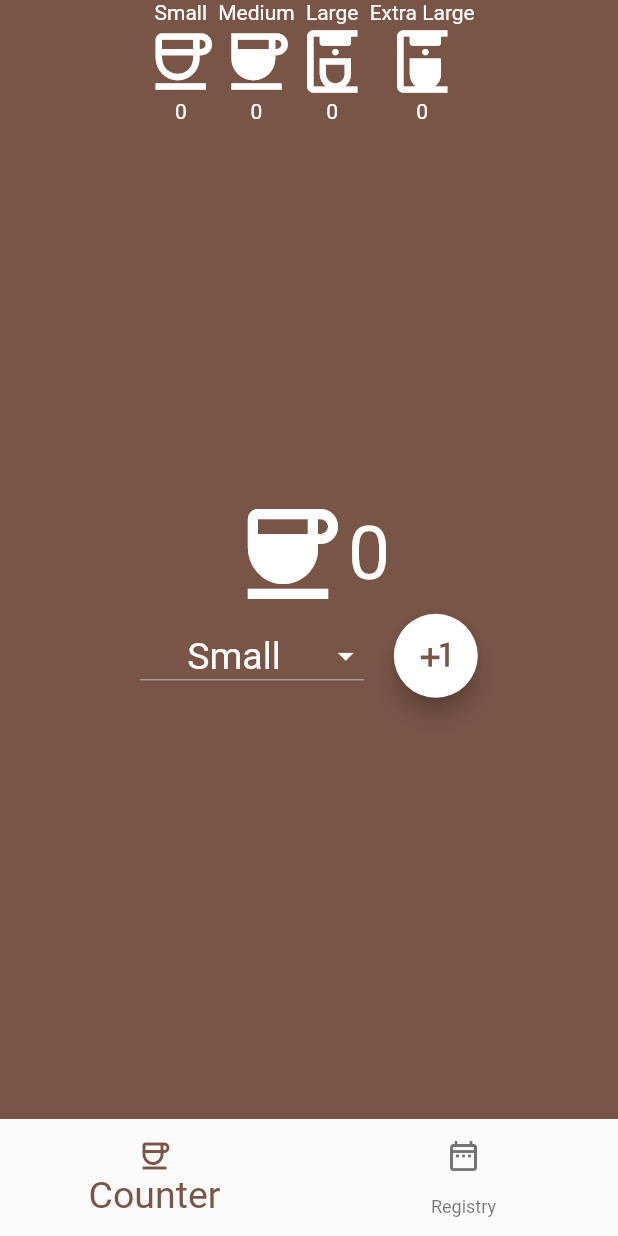
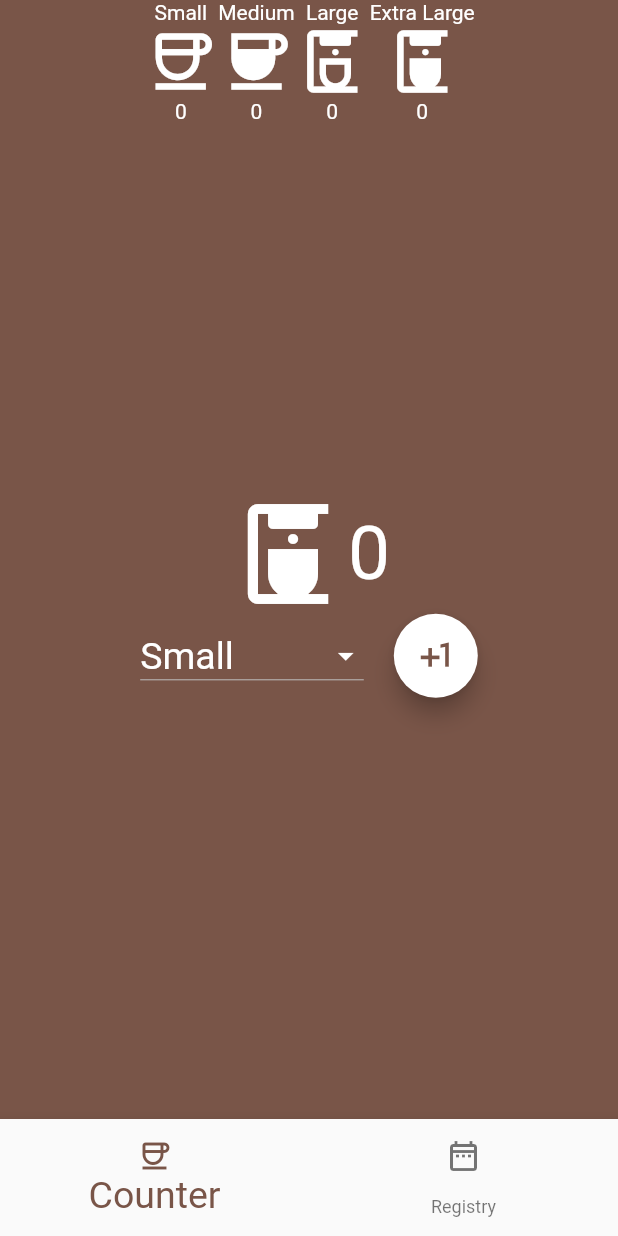
Before and after one commit to Erefor/coffees-counter-app, a Flutter app: the screen it shows after launch, on a phone screen of 412 x 824 dp. Run offline on Flutter 3.47's test engine with Material 2 defaults, Android fonts, the phone set to English and light mode, and no system bars; our stand-ins replace sqflite; accounts and stored records are empty.

Commit message:
Main icon change on select func added

```diff
--- a/lib/Pages/CounterPage.dart
+++ b/lib/Pages/CounterPage.dart
@@ -4,10 +4,11 @@ import 'package:coffe_counter_app/Utils/Utils.dart';
 import 'package:coffe_counter_app/Widgets/Widgets.dart';
 import 'package:flutter/material.dart';
 import 'package:provider/provider.dart';
+
 class CounterPage extends StatelessWidget {
   @override
   Widget build(BuildContext context) {
-    final coffeeProvider = Provider.of<CoffeesProvider>(context).coffees;
+    final coffeeProvider = Provider.of<CoffeesProvider>(context);
     return Scaffold(
       backgroundColor: Colors.brown,
       body: SafeArea(
@@ -17,12 +18,15 @@ class CounterPage extends StatelessWidget {
           children: <Widget>[
             SizedBox(width: double.infinity),
             _CoffeesPerSizeRow(),
-            SizedBox(height: MediaQuery.of(context).size.height * 0.30,),
+            SizedBox(
+              height: MediaQuery.of(context).size.height * 0.30,
+            ),
             Row(
               mainAxisAlignment: MainAxisAlignment.center,
               children: [
-                Icon(Icons.coffee,size: 80,color: Colors.white),
-                Text(coffeeProvider.length.toString(),style: TextStyle(color: Colors.white,fontSize: 50)),
+                Icon(coffeeProvider.getIcon, size: 80, color: Colors.white),
+                Text(coffeeProvider.coffees.length.toString(),
+                    style: TextStyle(color: Colors.white, fontSize: 50)),
               ],
             ),
             _CoffeeSizeButtonsRow(),
@@ -41,10 +45,26 @@ class _CoffeesPerSizeRow extends StatelessWidget {
     return Row(
       mainAxisAlignment: MainAxisAlignment.center,
       children: [
-        _CoffePerSizeCounter(counter: coffees.smallCoffees,icono: Icons.coffee_outlined,size: 'Small',),
-        _CoffePerSizeCounter(counter: coffees.mediumCoffees,icono: Icons.coffee_sharp, size: 'Medium',),
-        _CoffePerSizeCounter(counter: coffees.largeCoffees,icono: Icons.coffee_maker_outlined, size: 'Large',),
-        _CoffePerSizeCounter(counter: coffees.extraLargeCoffees,icono: Icons.coffee_maker,size: 'Extra Large',),
+        _CoffePerSizeCounter(
+          counter: coffees.smallCoffees,
+          icono: Icons.coffee_outlined,
+          size: 'Small',
+        ),
+        _CoffePerSizeCounter(
+          counter: coffees.mediumCoffees,
+          icono: Icons.coffee_sharp,
+          size: 'Medium',
+        ),
+        _CoffePerSizeCounter(
+          counter: coffees.largeCoffees,
+          icono: Icons.coffee_maker_outlined,
+          size: 'Large',
+        ),
+        _CoffePerSizeCounter(
+          counter: coffees.extraLargeCoffees,
+          icono: Icons.coffee_maker,
+          size: 'Extra Large',
+        ),
       ],
     );
   }
@@ -54,20 +74,22 @@ class _CoffePerSizeCounter extends StatelessWidget {
   final int counter;
   final IconData icono;
   final String size;
-  _CoffePerSizeCounter({this.counter = 0, this.icono = Icons.device_unknown_sharp, this.size = ''});
+  _CoffePerSizeCounter(
+      {this.counter = 0,
+      this.icono = Icons.device_unknown_sharp,
+      this.size = ''});
 
   @override
   Widget build(BuildContext context) {
     return Column(
       children: [
-        Text(this.size, style: TextStyle(color: Colors.white),),
-        Icon(icono,size: 50, color: Colors.white,),
-        Text('$counter', style: TextStyle(color: Colors.white),)
+        Text(this.size, style: TextStyle(color: Colors.white)),
+        Icon(icono, size: 50, color: Colors.white),
+        Text('$counter', style: TextStyle(color: Colors.white))
       ],
     );
   }
 }
-
 
 class _CoffeeSizeButtonsRow extends StatefulWidget {
   @override
@@ -80,6 +102,7 @@ class __CoffeeSizeButtonsRowState extends State<_CoffeeSizeButtonsRow> {
     Provider.of<CoffeesProvider>(context, listen: false).getCoffees();
     super.initState();
   }
+
   bool isChecked = false;
   dynamic valueItem = 'Small';
   @override
@@ -96,10 +119,14 @@ class __CoffeeSizeButtonsRowState extends State<_CoffeeSizeButtonsRow> {
           onChanged: (e) {
             setState(() {
               valueItem = e;
+              coffeeProvider.setSizeIcon = e;
+              setState(() {});
             });
           },
-          alignment: Alignment.center,
-          icon: Icon(Icons.arrow_drop_down, color: Colors.white,),
+          icon: Icon(
+            Icons.arrow_drop_down,
+            color: Colors.white,
+          ),
         ),
         SizedBox(width: 20),
         FloatingActionButton(
@@ -111,7 +138,8 @@ class __CoffeeSizeButtonsRowState extends State<_CoffeeSizeButtonsRow> {
           ),
           onPressed: () {
             String date = getStringDate();
-            Coffee newCoffee = Coffee(coffeeInt: 1, size: valueItem, date: date);
+            Coffee newCoffee =
+                Coffee(coffeeInt: 1, size: valueItem, date: date);
             coffeeProvider.addCoffeeRecord(newCoffee);
           },
         )
```
Also changed, not shown: lib/Providers/CoffeesProvider.dart (+41 -12 lines), pubspec.lock.
